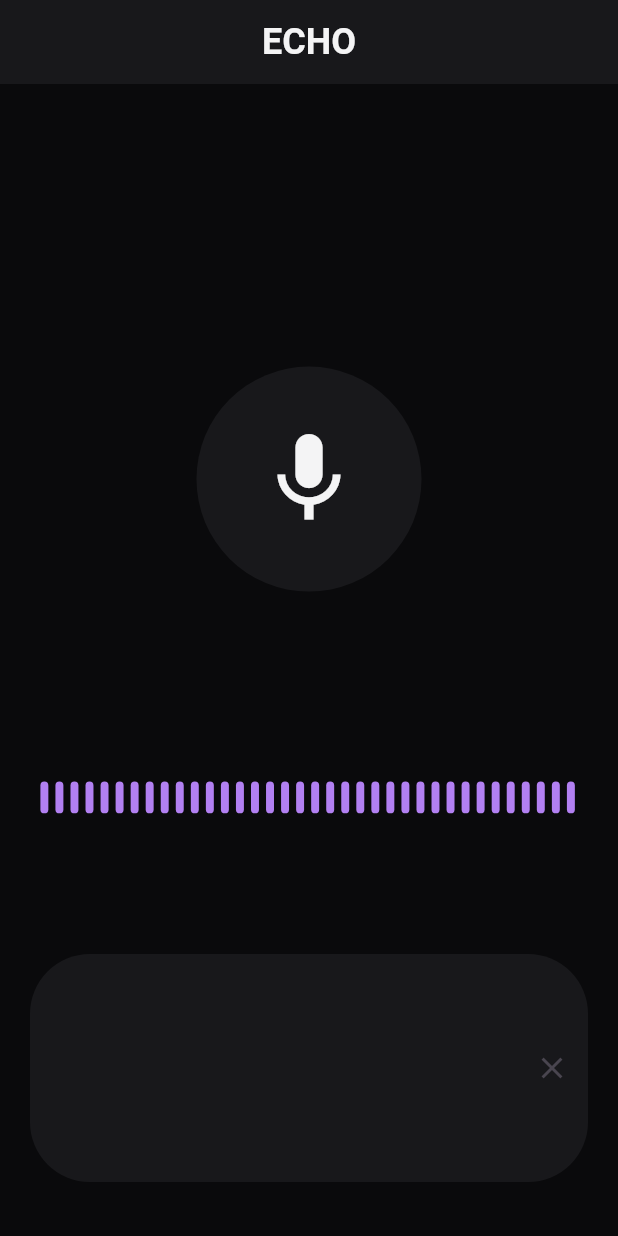
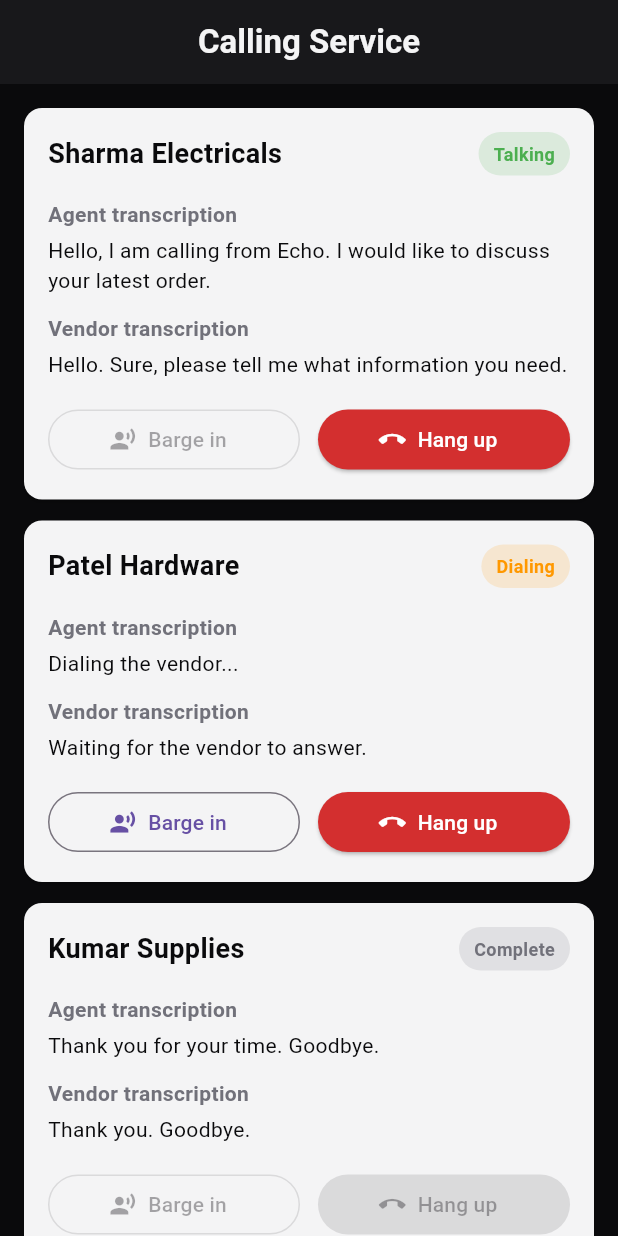
Before and after one commit to OPTRONIX-10/echo_flutter, a Flutter app: the screen it shows after launch, on a phone screen of 412 x 824 dp. Run offline on Flutter 3.47's test engine with Material 3 defaults, Android fonts, the phone set to English and light mode, and no system bars; drawn by our look-alikes of avatar_glow; our stand-ins replace geolocator, get, lottie, speech_to_text.

Commit message:
calling service ui skelton done

```diff
--- /dev/null
+++ b/lib/app/modules/calling_service/bindings/calling_service_binding.dart
@@ -0,0 +1,12 @@
+import 'package:get/get.dart';
+
+import '../controllers/calling_service_controller.dart';
+
+class CallingServiceBinding extends Bindings {
+  @override
+  void dependencies() {
+    Get.lazyPut<CallingServiceController>(
+      () => CallingServiceController(),
+    );
+  }
+}
--- /dev/null
+++ b/lib/app/modules/calling_service/controllers/calling_service_controller.dart
@@ -0,0 +1,70 @@
+import 'package:get/get.dart';
+
+enum CallStatus { dialing, talking, complete }
+
+class CallSession {
+  CallSession({
+    required this.title,
+    required this.status,
+    required this.agentTranscription,
+    required this.vendorTranscription,
+  });
+
+  final String title;
+  final CallStatus status;
+  final String agentTranscription;
+  final String vendorTranscription;
+}
+
+class CallingServiceController extends GetxController {
+  final callSessions = <CallSession>[
+    CallSession(
+      title: 'Sharma Electricals',
+      status: CallStatus.talking,
+      agentTranscription:
+          'Hello, I am calling from Echo. I would like to discuss your latest order.',
+      vendorTranscription:
+          'Hello. Sure, please tell me what information you need.',
+    ),
+    CallSession(
+      title: 'Patel Hardware',
+      status: CallStatus.dialing,
+      agentTranscription: 'Dialing the vendor...',
+      vendorTranscription: 'Waiting for the vendor to answer.',
+    ),
+    CallSession(
+      title: 'Kumar Supplies',
+      status: CallStatus.complete,
+      agentTranscription: 'Thank you for your time. Goodbye.',
+      vendorTranscription: 'Thank you. Goodbye.',
+    ),
+  ].obs;
+
+  void bargeIn(int index) {
+    final session = callSessions[index];
+    if (session.status != CallStatus.dialing) {
+      return;
+    }
+
+    callSessions[index] = CallSession(
+      title: session.title,
+      status: CallStatus.talking,
+      agentTranscription: session.agentTranscription,
+      vendorTranscription: session.vendorTranscription,
+    );
+  }
+
+  void hangUp(int index) {
+    final session = callSessions[index];
+    if (session.status == CallStatus.complete) {
+      return;
+    }
+
+    callSessions[index] = CallSession(
+      title: session.title,
+      status: CallStatus.complete,
+      agentTranscription: session.agentTranscription,
+      vendorTranscription: session.vendorTranscription,
+    );
+  }
+}
--- /dev/null
+++ b/lib/app/modules/calling_service/views/calling_service_view.dart
@@ -0,0 +1,149 @@
+import 'package:flutter/material.dart';
+import 'package:get/get.dart';
+
+import '../../../constants/colour_constant.dart';
+import '../controllers/calling_service_controller.dart';
+
+class CallingServiceView extends GetView<CallingServiceController> {
+  const CallingServiceView({super.key});
+
+  @override
+  Widget build(BuildContext context) {
+    return Scaffold(
+      backgroundColor: primaryColor,
+      appBar: AppBar(
+        title: const Text(
+          'Calling Service',
+          style: TextStyle(color: secondaryColor, fontWeight: FontWeight.bold),
+        ),
+        centerTitle: true,
+        backgroundColor: neutralColor,
+      ),
+      body: SafeArea(
+        child: Obx(
+          () => ListView.builder(
+            padding: const EdgeInsets.all(16),
+            itemCount: controller.callSessions.length,
+            itemBuilder: (context, index) {
+              final session = controller.callSessions[index];
+              final isComplete = session.status == CallStatus.complete;
+
+              return Card(
+                margin: const EdgeInsets.only(bottom: 14),
+                color: secondaryColor,
+                child: Padding(
+                  padding: const EdgeInsets.all(16),
+                  child: Column(
+                    crossAxisAlignment: CrossAxisAlignment.start,
+                    children: [
+                      Row(
+                        children: [
+                          Expanded(
+                            child: Text(
+                              session.title,
+                              style: const TextStyle(
+                                color: primaryColor,
+                                fontSize: 18,
+                                fontWeight: FontWeight.bold,
+                              ),
+                            ),
+                          ),
+                          _StatusBadge(status: session.status),
+                        ],
+                      ),
+                      const SizedBox(height: 16),
+                      const Text(
+                        'Agent transcription',
+                        style: TextStyle(
+                          color: tertiaryColor,
+                          fontWeight: FontWeight.bold,
+                        ),
+                      ),
+                      const SizedBox(height: 4),
+                      Text(
+                        session.agentTranscription,
+                        style: const TextStyle(color: primaryColor),
+                      ),
+                      const SizedBox(height: 12),
+                      const Text(
+                        'Vendor transcription',
+                        style: TextStyle(
+                          color: tertiaryColor,
+                          fontWeight: FontWeight.bold,
+                        ),
+                      ),
+                      const SizedBox(height: 4),
+                      Text(
+                        session.vendorTranscription,
+                        style: const TextStyle(color: primaryColor),
+                      ),
+                      const SizedBox(height: 16),
+                      Row(
+                        children: [
+                          Expanded(
+                            child: OutlinedButton.icon(
+                              onPressed: session.status == CallStatus.dialing
+                                  ? () => controller.bargeIn(index)
+                                  : null,
+                              icon: const Icon(Icons.record_voice_over),
+                              label: const Text('Barge in'),
+                            ),
+                          ),
+                          const SizedBox(width: 12),
+                          Expanded(
+                            child: ElevatedButton.icon(
+                              onPressed: isComplete
+                                  ? null
+                                  : () => controller.hangUp(index),
+                              icon: const Icon(Icons.call_end),
+                              label: const Text('Hang up'),
+                              style: ElevatedButton.styleFrom(
+                                backgroundColor: Colors.red.shade700,
+                                foregroundColor: Colors.white,
+                              ),
+                            ),
+                          ),
+                        ],
+                      ),
+                    ],
+                  ),
+                ),
+              );
+            },
+          ),
+        ),
+      ),
+    );
+  }
+}
+
+class _StatusBadge extends StatelessWidget {
+  const _StatusBadge({required this.status});
+
+  final CallStatus status;
+
+  @override
+  Widget build(BuildContext context) {
+    final (label, color) = switch (status) {
+      CallStatus.dialing => ('Dialing', Colors.orange),
+      CallStatus.talking => ('Talking', Colors.green),
+      CallStatus.complete => ('Complete', tertiaryColor),
+    };
+
+    return Container(
+      padding: const EdgeInsets.symmetric(horizontal: 10, vertical: 6),
+      decoration: BoxDecoration(
+        color: color.withValues(alpha: 0.15),
+        borderRadius: BorderRadius.circular(20),
+      ),
+      child: Text(
+        label,
+        style: TextStyle(
+          color: color,
+          fontWeight: FontWeight.bold,
+          fontSize: 12,
+        ),
+      ),
+    );
+  }
+}
--- a/lib/app/routes/app_pages.dart
+++ b/lib/app/routes/app_pages.dart
@@ -1,5 +1,7 @@
 import 'package:get/get.dart';
 
+import '../modules/calling_service/bindings/calling_service_binding.dart';
+import '../modules/calling_service/views/calling_service_view.dart';
 import '../modules/home/bindings/home_binding.dart';
 import '../modules/home/views/home_view.dart';
 import '../modules/vendor/bindings/vendor_binding.dart';
@@ -10,7 +12,7 @@ part 'app_routes.dart';
 class AppPages {
   AppPages._();
 
-  static const INITIAL = Routes.HOME;
+  static const INITIAL = Routes.CALLING_SERVICE;
 
   static final routes = [
     GetPage(
@@ -23,5 +25,10 @@ class AppPages {
       page: () => const VendorView(),
       binding: VendorBinding(),
     ),
+    GetPage(
+      name: _Paths.CALLING_SERVICE,
+      page: () => const CallingServiceView(),
+      binding: CallingServiceBinding(),
+    ),
   ];
 }
--- a/lib/app/routes/app_routes.dart
+++ b/lib/app/routes/app_routes.dart
@@ -5,10 +5,12 @@ abstract class Routes {
   Routes._();
   static const HOME = _Paths.HOME;
   static const VENDOR = _Paths.VENDOR;
+  static const CALLING_SERVICE = _Paths.CALLING_SERVICE;
 }
 
 abstract class _Paths {
   _Paths._();
   static const HOME = '/home';
   static const VENDOR = '/vendor';
+  static const CALLING_SERVICE = '/calling-service';
 }
```
Also changed, not shown: lib/presentation/home/widgets/mic_widget.dart (deleted).
